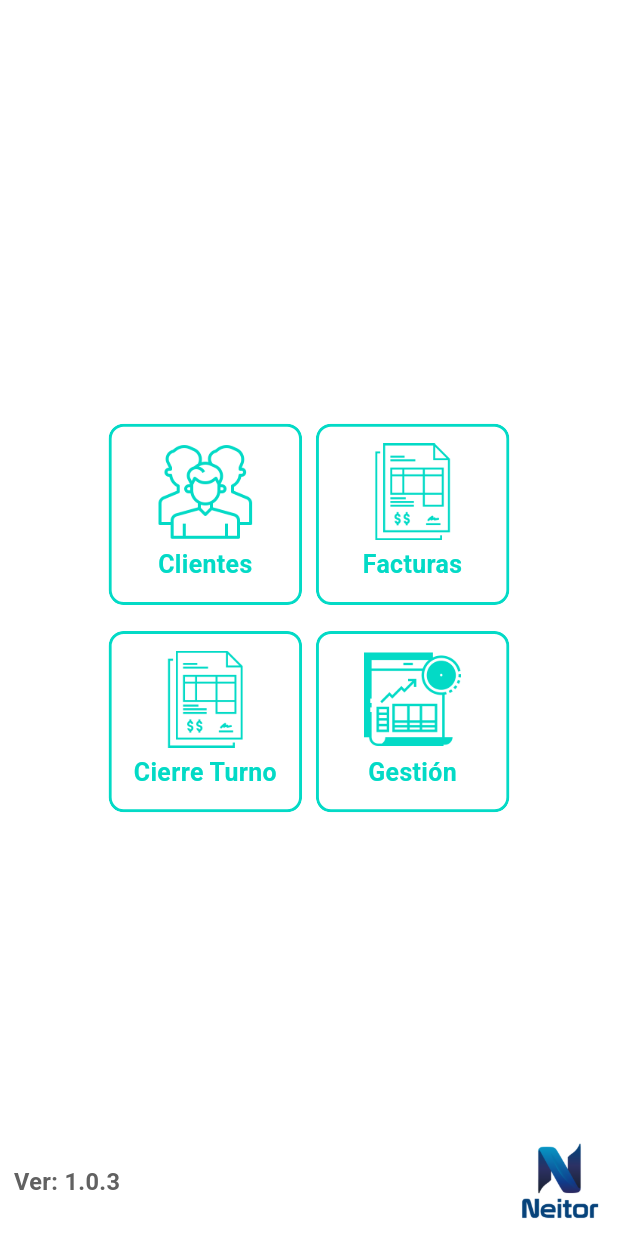
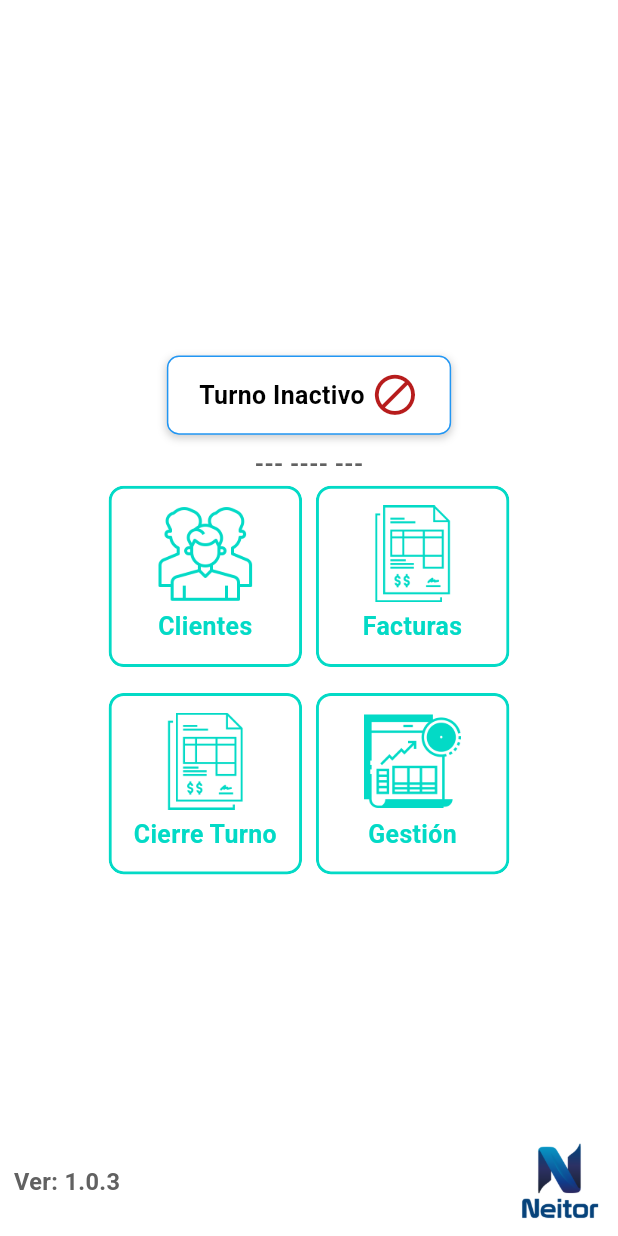
Before and after one commit to SamuelCamposM/neitorvet, a Flutter app: the _HomeView widget shown alone on an empty page, opened directly, on a phone screen of 412 x 824 dp. Run offline on Flutter 3.47's test engine with Material 3 defaults, Android fonts, the phone set to English and light mode, and no system bars; our stand-ins replace animate_do, dio, flutter_dotenv, flutter_local_notifications, flutter_riverpod, flutter_slidable and 9 more; missing offline and left inert: flutter_barcode_scanner_plus, flutter_cached_pdfview, sunmi_printer_plus; accounts and stored records are empty.

Commit message:
SE  BOTON Y PANTALLAS ADMINISTRADOR    - NEITOR  - DIA     OK 11 -04-2025

```diff
--- a/lib/features/home/presentation/screens/home_screen.dart
+++ b/lib/features/home/presentation/screens/home_screen.dart
@@ -1,6 +1,8 @@
 import 'package:flutter/material.dart';
 import 'package:flutter_riverpod/flutter_riverpod.dart';
+
 import 'package:neitorvet/config/menu/menu_item.dart';
+import 'package:neitorvet/features/administracion/presentation/provider/boton_turno.dart';
 import 'package:neitorvet/features/auth/presentation/providers/auth_provider.dart';
 import 'package:neitorvet/features/home/presentation/widgets/item_menu.dart';
 // import 'package:neitorvet/features/auth/presentation/providers/auth_provider.dart';
@@ -29,10 +31,13 @@ class HomeScreen extends ConsumerWidget {
   }
 }
 
-class _HomeView extends StatelessWidget {
+class _HomeView extends ConsumerWidget {
   @override
-  Widget build(BuildContext context) {
+  Widget build(BuildContext context, WidgetRef ref) {
+    final isBotonActivo = ref.watch(botonTurnoProvider);
+
     final size = Responsive.of(context);
+    final colors = Theme.of(context).colorScheme;
     return SizedBox(
       width: size.wScreen(100),
       height: size.hScreen(100),
@@ -43,10 +48,33 @@ class _HomeView extends StatelessWidget {
             padding: const EdgeInsets.all(4.0), // Reducir el padding
             child: Center(
               // Centrar el contenido en la pantalla
-              child: Wrap(
+              child: Column(
+                mainAxisAlignment: MainAxisAlignment.center,
+                children: [
+                  BotonTurno(
+                      size: size, isBotonActivo: isBotonActivo, colors: colors),
+                  const SizedBox(height: 8.0),
+                  Consumer(
+                    builder: (context, ref, child) {
+                      final qrResult = ref.watch(qrScannerProvider);
+                      return Text(
+                        qrResult != null
+                            ? 'Resultado: $qrResult'
+                            : '--- ---- ---',
+                        style: TextStyle(
+                          fontSize: size.iScreen(1.7),
+                          fontWeight: FontWeight.bold,
+                          color: qrResult != null
+                              ? Colors.green
+                              : Colors.grey[700],
+                        ),
+                      );
+                    },
+                  ),
+                  Wrap(
                     alignment: WrapAlignment.center, // Centrar los elementos
-                spacing:
-                    size.iScreen(1.0), // Espacio horizontal entre los elementos
+                    spacing: size
+                        .iScreen(1.0), // Espacio horizontal entre los elementos
                     runSpacing:
                         size.iScreen(1.0), // Espacio vertical entre las filas
                     children: appMenuItems.map((menuItem) {
@@ -55,6 +83,8 @@ class _HomeView extends StatelessWidget {
                         menuItem: menuItem,
                       );
                     }).toList(),
+                  ),
+                ],
               ),
             ),
           ),
@@ -88,3 +118,116 @@ class _HomeView extends StatelessWidget {
     );
   }
 }
+
+class BotonTurno extends ConsumerWidget {
+  const BotonTurno({
+    super.key,
+    required this.size,
+    required this.isBotonActivo,
+    required this.colors,
+  });
+
+  final Responsive size;
+  final bool isBotonActivo;
+  final ColorScheme colors;
+
+  @override
+  Widget build(BuildContext context, WidgetRef ref) {
+    return GestureDetector(
+      onTap: () {
+        // Cambiar el estado del botón de turno
+        ref.read(botonTurnoProvider.notifier).toggle();
+        // Aquí puedes agregar la lógica para manejar el turno activo
+        // mostrarModalTurno(
+        //     context, isBotonActivo ? 'Finalizar' : 'Iniciar', size);
+      },
+      child: Container(
+        width: size.wScreen(46.0),
+        padding: EdgeInsets.symmetric(
+            horizontal: size.iScreen(2.0), vertical: size.iScreen(1.0)),
+        decoration: BoxDecoration(
+          borderRadius: BorderRadius.circular(8.0),
+          color: isBotonActivo ? colors.primary : Colors.white,
+          border: Border.all(
+            color: Colors.blue, // Color del borde
+            width: 1.0, // Ancho del borde (opcional)
+          ),
+          boxShadow: [
+            BoxShadow(
+              color: Colors.black.withOpacity(0.2),
+              blurRadius: 4.0,
+              offset: const Offset(0, 2),
+            ),
+          ],
+        ),
+        child: Row(
+          mainAxisAlignment: MainAxisAlignment.spaceAround,
+          children: [
+            Text(
+              isBotonActivo ? 'Turno Activo' : 'Turno Inactivo',
+              textAlign: TextAlign.center,
+              style: TextStyle(
+                fontSize: size.iScreen(1.8),
+                fontWeight: FontWeight.bold,
+                color: isBotonActivo ? Colors.white : Colors.black,
+              ), // Opcional: darle estilo al texto
+            ),
+            Icon(
+              isBotonActivo ? Icons.check_circle : Icons.block_outlined,
+              color: isBotonActivo ? Colors.amber : Colors.red.shade900,
+              size: size.iScreen(3.5),
+            ), // Icono de verificación al lado del texto.
+          ],
+        ),
+      ),
+    );
+  }
+
+  void mostrarModalTurno(BuildContext context, String title, Responsive size) {
+    showDialog(
+      context: context,
+      builder: (BuildContext dialogContext) {
+        return AlertDialog(
+          title: Text('$title Turno'),
+          content: Consumer(
+            builder: (context, ref, child) {
+              final qrResult = ref.watch(qrScannerProvider);
+              return Text(
+                  'Resultado del escaneo: ${qrResult ?? "Presiona escanear"}');
+            },
+          ),
+          actions: <Widget>[
+            Consumer(
+              builder: (context, ref, child) {
+                return TextButton(
+                  onPressed: () async {
+                    Navigator.pop(context);
+                    await ref
+                        .read(qrScannerProvider.notifier)
+                        .startScanning(dialogContext);
+                  },
+                  child: Container(
+                    width: size.wScreen(25.0),
+                    child: Row(
+                      mainAxisAlignment: MainAxisAlignment.spaceAround,
+                      children: const [
+                        Text('Escanear'),
+                        Icon(Icons.qr_code_scanner),
+                      ],
+                    ),
+                  ),
+                );
+              },
+            ),
+            TextButton(
+              onPressed: () {
+                Navigator.of(dialogContext).pop();
+              },
+              child: const Text('Cancelar'),
+            ),
+          ],
+        );
+      },
+    );
+  }
+}
```
Also changed, not shown: lib/features/administracion/presentation/provider/boton_turno.dart (added, +90 -0 lines), pubspec.yaml (+5 -4 lines), pubspec.lock, 1 other file. Lines whose indentation alone changed are shown as unchanged.
